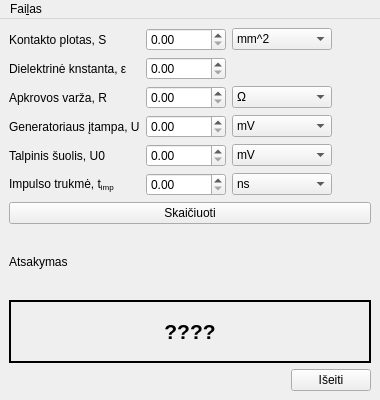
Before: the Qt Designer form GUI/UI.ui in ISeeBugsEverywhere/celiv_storis, drawn with Qt 5.
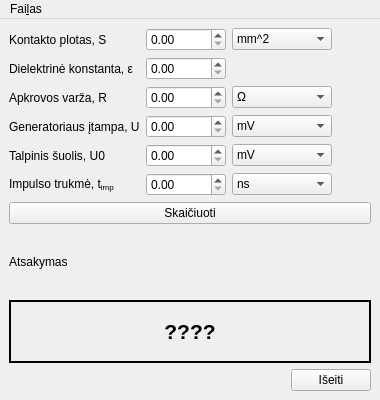
After: the same form once the commit is applied.

What changed in the file:
```diff
--- a/GUI/UI.ui
+++ b/GUI/UI.ui
@@ -70,7 +70,7 @@
     <item row="1" column="0">
      <widget class="QLabel" name="label_2">
       <property name="text">
-       <string>Dielektrinė knstanta, ε</string>
+       <string>Dielektrinė konstanta, ε</string>
       </property>
      </widget>
     </item>
```
Left out of the diff: 20 changed lines with no effect on the pictures.
